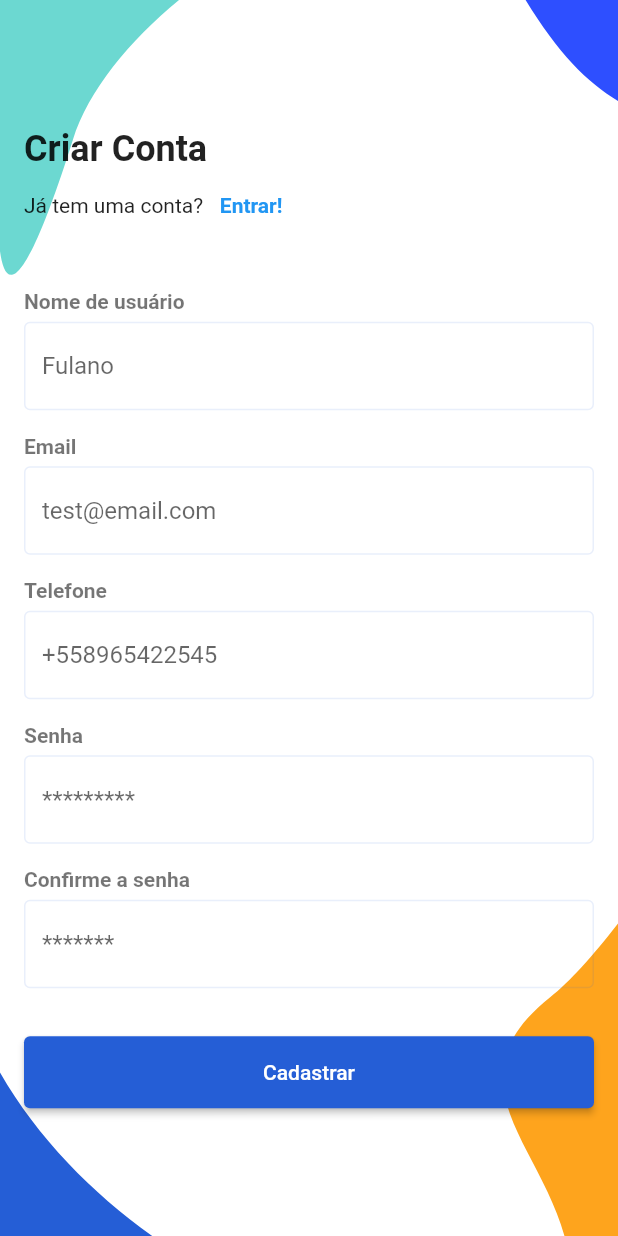
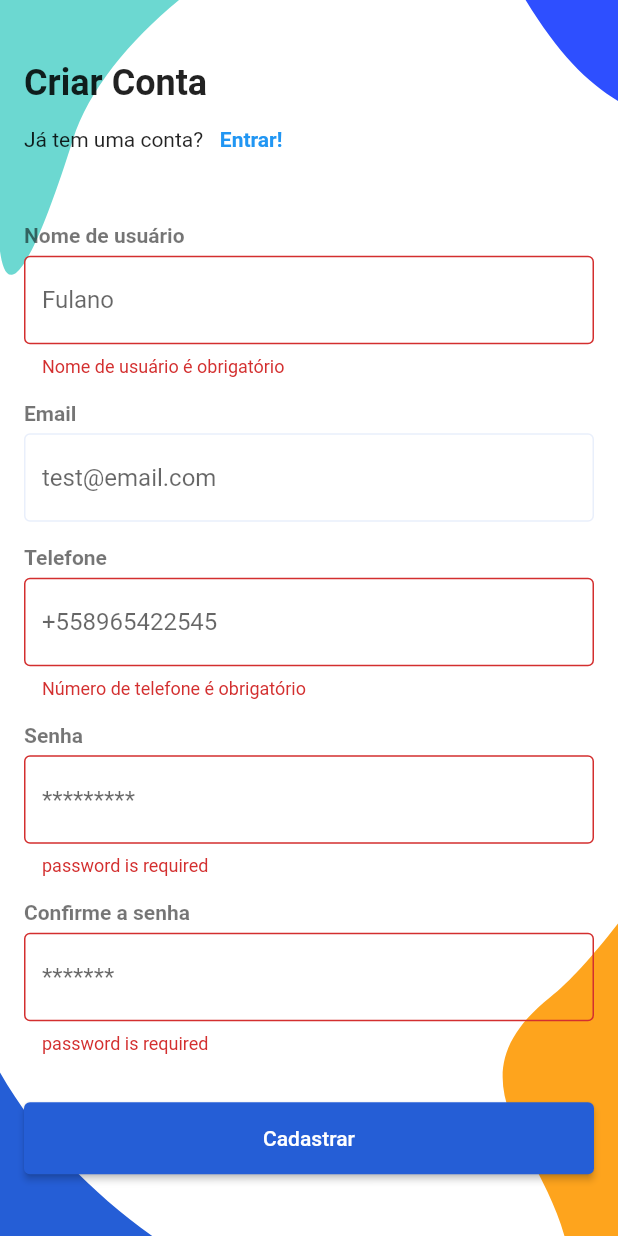
Before and after one commit to SamillyNunes/doctor_app, a Flutter app: the SignUpPage screen opened directly, after a tap on "Cadastrar", on a phone screen of 412 x 824 dp. Run offline on Flutter 3.47's test engine with Material 2 defaults, Android fonts, the phone set to English and light mode, and no system bars; our stand-ins replace flutter_svg, form_field_validator.

Commit message:
Validating sign up page

```diff
--- a/lib/core/app_constants.dart
+++ b/lib/core/app_constants.dart
@@ -1,4 +1,5 @@
 import 'package:flutter/material.dart';
+import 'package:form_field_validator/form_field_validator.dart';
 
 import 'app_colors.dart';
 
@@ -9,16 +10,15 @@ OutlineInputBorder textFieldBorder = OutlineInputBorder(
     color: AppColors.primaryColor.withOpacity(.1),
   ),
 );
-// I will explain it later
 
-// const emailError = 'Enter a valid email address';
-// const requiredField = "This field is required";
+const emailError = 'Enter a valid email address';
+const requiredField = "This field is required";
 
-// final passwordValidator = MultiValidator(
-//   [
-//     RequiredValidator(errorText: 'password is required'),
-//     MinLengthValidator(8, errorText: 'password must be at least 8 digits long'),
-//     PatternValidator(r'(?=.*?[#?!@$%^&*-])',
-//         errorText: 'passwords must have at least one special character')
-//   ],
-// );
+final passwordValidator = MultiValidator(
+  [
+    RequiredValidator(errorText: 'password is required'),
+    MinLengthValidator(8, errorText: 'password must be at least 8 digits long'),
+    PatternValidator(r'(?=.*?[#?!@$%^&*-])',
+        errorText: 'passwords must have at least one special character')
+  ],
+);
--- a/lib/pages/auth/sign_up_page.dart
+++ b/lib/pages/auth/sign_up_page.dart
@@ -1,7 +1,5 @@
-import 'package:doctor_app/core/app_colors.dart';
 import 'package:doctor_app/core/app_constants.dart';
 import 'package:doctor_app/core/app_vectors.dart';
-import 'package:doctor_app/pages/auth/widgets/custom_input.dart';
 import 'package:flutter/cupertino.dart';
 import 'package:flutter/material.dart';
 import 'package:flutter/painting.dart';
@@ -11,7 +9,9 @@ import 'package:flutter_svg/flutter_svg.dart';
 import 'widgets/sign_up_form.dart';
 
 class SignUpPage extends StatelessWidget {
-  const SignUpPage({Key? key}) : super(key: key);
+  SignUpPage({Key? key}) : super(key: key);
+
+  final _formKey = GlobalKey<FormState>();
 
   @override
   Widget build(BuildContext context) {
@@ -54,12 +54,16 @@ class SignUpPage extends StatelessWidget {
                       ],
                     ),
                     const SizedBox(height: defaultPadding * 2),
-                    const SignUpForm(),
+                    SignUpForm(formKey: _formKey),
                     const SizedBox(height: defaultPadding * 2),
                     SizedBox(
                       width: double.infinity,
                       child: ElevatedButton(
-                        onPressed: () {},
+                        onPressed: () {
+                          if (_formKey.currentState!.validate()) {
+                            _formKey.currentState!.save();
+                          }
+                        },
                         child: const Text(
                           "Cadastrar",
                         ),
--- a/lib/pages/auth/widgets/custom_input.dart
+++ b/lib/pages/auth/widgets/custom_input.dart
@@ -1,6 +1,7 @@
 import 'package:flutter/material.dart';
 
 import 'package:doctor_app/core/app_constants.dart';
+import 'package:form_field_validator/form_field_validator.dart';
 
 import 'text_field_name.dart';
 
@@ -10,6 +11,9 @@ class CustomInput extends StatelessWidget {
   final bool hasTopPadding;
   final bool isObscureText;
   final TextInputType? textInputType;
+  final FieldValidator fieldValidator;
+  final Function(String?) onSaved;
+  final Function(String?)? onChanged;
   const CustomInput({
     Key? key,
     required this.label,
@@ -17,6 +21,9 @@ class CustomInput extends StatelessWidget {
     this.hasTopPadding = true,
     this.isObscureText = false,
     this.textInputType,
+    required this.fieldValidator,
+    required this.onSaved,
+    this.onChanged,
   }) : super(key: key);
 
   @override
@@ -29,9 +36,12 @@ class CustomInput extends StatelessWidget {
         TextFormField(
           obscureText: isObscureText,
           keyboardType: textInputType,
+          validator: fieldValidator,
           decoration: InputDecoration(
             hintText: hintText,
           ),
+          onSaved: onSaved,
+          onChanged: onChanged,
         ),
       ],
     );
--- a/lib/pages/auth/widgets/sign_up_form.dart
+++ b/lib/pages/auth/widgets/sign_up_form.dart
@@ -1,43 +1,66 @@
+import 'package:doctor_app/core/app_constants.dart';
 import 'package:flutter/material.dart';
+import 'package:form_field_validator/form_field_validator.dart';
 
 import 'custom_input.dart';
 
 /// Formulário de cadastro
 class SignUpForm extends StatelessWidget {
-  const SignUpForm({
+  final GlobalKey formKey;
+  SignUpForm({
     Key? key,
+    required this.formKey,
   }) : super(key: key);
+
+  late String _username, _phone, _email, _password;
 
   @override
   Widget build(BuildContext context) {
     return Form(
+      key: formKey,
       child: Column(
         crossAxisAlignment: CrossAxisAlignment.start,
-        children: const [
+        children: [
           CustomInput(
             label: "Nome de usuário",
             hintText: "Fulano",
             hasTopPadding: false,
+            fieldValidator: RequiredValidator(
+              errorText: "Nome de usuário é obrigatório",
+            ),
+            onSaved: (username) => _username = username!,
           ),
           CustomInput(
             label: "Email",
             hintText: "test@email.com",
             textInputType: TextInputType.emailAddress,
+            fieldValidator: EmailValidator(errorText: "Use um e-mail válido"),
+            onSaved: (email) => _email = email!,
           ),
           CustomInput(
             label: "Telefone",
             hintText: "+558965422545",
             textInputType: TextInputType.phone,
+            fieldValidator: RequiredValidator(
+              errorText: "Número de telefone é obrigatório",
+            ),
+            onSaved: (phoneNumber) => _phone = phoneNumber!,
           ),
           CustomInput(
             label: "Senha",
             hintText: "*********",
             isObscureText: true,
+            fieldValidator: passwordValidator,
+            onSaved: (password) => _password = password!,
+            onChanged: (pass) => _password = pass!,
           ),
           CustomInput(
             label: "Confirme a senha",
             hintText: "*******",
             isObscureText: true,
+            fieldValidator: passwordValidator,
+            // fieldValidator: (pass) => MatchValidator(errorText: "Senhas devem ser iguais").validateMatch(pass, _password),
+            onSaved: (phoneNumber) => _phone = phoneNumber!,
           ),
         ],
       ),
--- a/lib/pages/welcome/welcome_page.dart
+++ b/lib/pages/welcome/welcome_page.dart
@@ -37,7 +37,7 @@ class WelcomePage extends StatelessWidget {
                       onPressed: () => Navigator.push(
                         context,
                         MaterialPageRoute(
-                          builder: (ctx) => const SignUpPage(),
+                          builder: (ctx) => SignUpPage(),
                         ),
                       ),
                       style: TextButton.styleFrom(
```
